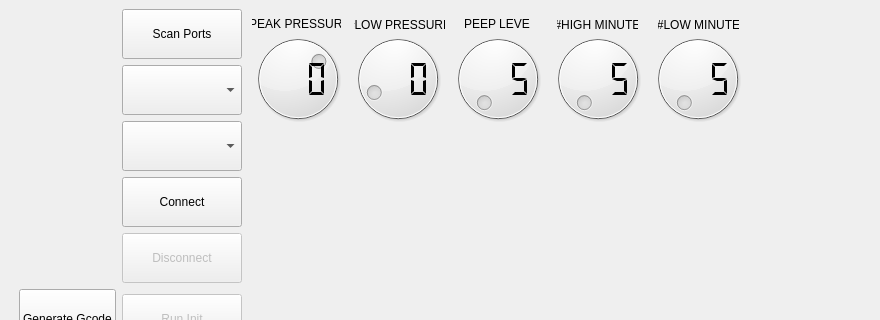
jibonaronno/Rhythm, file VentUI.ui: the form before one commit; both pictures show x 0 to 880 and y 0 to 320 of the 1041 by 600 pixel window.
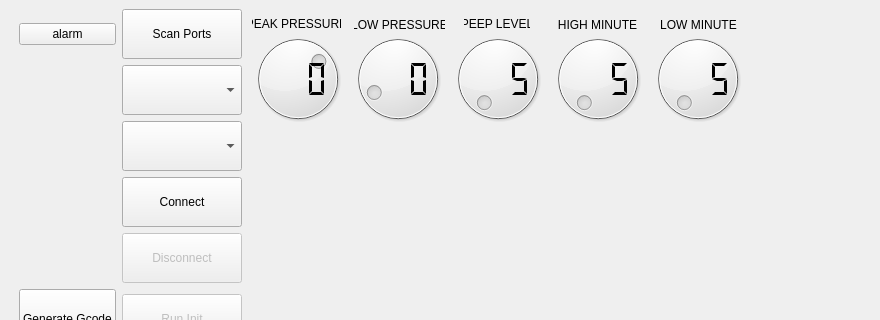
The form after the commit. The open tabs and pages were chosen to show the change.

Commit message: Added Startup Dialog + Limit Data Transmit To Sensor Board

What changed in the file:
```diff
--- a/VentUI.ui
+++ b/VentUI.ui
@@ -163,6 +163,13 @@
             </property>
            </widget>
           </item>
+          <item row="0" column="0">
+           <widget class="QPushButton" name="alarm">
+            <property name="text">
+             <string>alarm</string>
+            </property>
+           </widget>
+          </item>
          </layout>
         </item>
         <item>
@@ -651,7 +658,7 @@
                </rect>
               </property>
               <property name="text">
-               <string>#PEAK PRESSURE</string>
+               <string>PEAK PRESSURE</string>
               </property>
               <property name="alignment">
                <set>Qt::AlignCenter</set>
@@ -704,7 +711,7 @@
                <number>8</number>
               </property>
               <property name="text">
-               <string>#PEEP LEVEL</string>
+               <string>PEEP LEVEL</string>
               </property>
               <property name="textFormat">
                <enum>Qt::AutoText</enum>
@@ -817,7 +824,7 @@
                <number>8</number>
               </property>
               <property name="text">
-               <string>#LOW PRESSURE</string>
+               <string>LOW PRESSURE</string>
               </property>
               <property name="textFormat">
                <enum>Qt::AutoText</enum>
@@ -854,7 +861,7 @@
                <number>8</number>
               </property>
               <property name="text">
-               <string>#HIGH MINUTE</string>
+               <string>HIGH MINUTE</string>
               </property>
               <property name="textFormat">
                <enum>Qt::AutoText</enum>
@@ -976,7 +983,7 @@
                <number>8</number>
               </property>
               <property name="text">
-               <string>#LOW MINUTE</string>
+               <string>LOW MINUTE</string>
               </property>
               <property name="textFormat">
                <enum>Qt::AutoText</enum>
```
Left out of the diff: 8 changed lines with no effect on the pictures. The commit also changes 6 other files.
